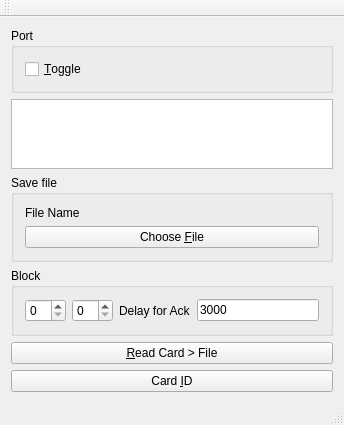
theme/rcard, file RcardClient/mainwindow.ui: the form before one commit.
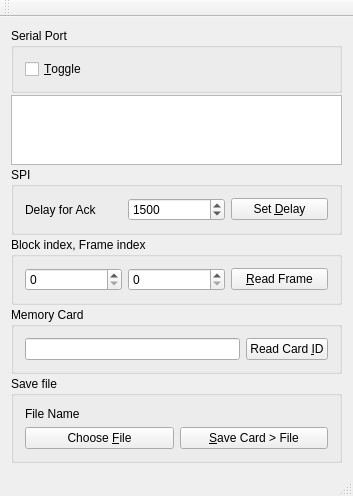
The form after the commit.

Commit message: add delay option to client.

Patch:
```diff
--- a/RcardClient/mainwindow.ui
+++ b/RcardClient/mainwindow.ui
@@ -6,70 +6,76 @@
    <rect>
     <x>0</x>
     <y>0</y>
-    <width>344</width>
-    <height>409</height>
+    <width>353</width>
+    <height>439</height>
    </rect>
   </property>
   <property name="windowTitle">
    <string>RcardClient</string>
   </property>
   <widget class="QWidget" name="centralWidget">
-   <layout class="QVBoxLayout" name="verticalLayout">
-    <item>
-     <widget class="QGroupBox" name="gpPorts">
+   <layout class="QGridLayout" name="gridLayout_3">
+    <property name="verticalSpacing">
+     <number>2</number>
+    </property>
+    <item row="5" column="1">
+     <widget class="QGroupBox" name="groupBox">
       <property name="title">
-       <string>Port</string>
+       <string>Memory Card</string>
       </property>
-      <layout class="QHBoxLayout" name="horizontalLayout">
-       <item>
-        <widget class="QCheckBox" name="portToggle">
+      <layout class="QGridLayout" name="gridLayout_4">
+       <item row="0" column="1">
+        <widget class="QPushButton" name="idButton">
          <property name="text">
-          <string>&amp;Toggle</string>
+          <string>Read Card &amp;ID</string>
          </property>
         </widget>
        </item>
+       <item row="0" column="0">
+        <widget class="QLineEdit" name="lineEdit"/>
+       </item>
       </layout>
      </widget>
     </item>
-    <item>
+    <item row="1" column="1">
      <widget class="QPlainTextEdit" name="text"/>
     </item>
-    <item>
+    <item row="9" column="1">
      <widget class="QGroupBox" name="gpSaveFile">
       <property name="title">
        <string>Save file</string>
       </property>
-      <layout class="QVBoxLayout" name="verticalLayout_2">
-       <item>
-        <widget class="QLabel" name="fileName">
+      <layout class="QGridLayout" name="gridLayout_5">
+       <item row="2" column="1">
+        <widget class="QPushButton" name="saveCardButton">
          <property name="text">
-          <string>File Name</string>
+          <string>&amp;Save Card &gt; File</string>
          </property>
         </widget>
        </item>
-       <item>
+       <item row="2" column="0">
         <widget class="QPushButton" name="chooseFileBtn">
          <property name="text">
           <string>Choose &amp;File</string>
          </property>
         </widget>
        </item>
+       <item row="0" column="0" colspan="2">
+        <widget class="QLabel" name="fileName">
+         <property name="text">
+          <string>File Name</string>
+         </property>
+        </widget>
+       </item>
       </layout>
      </widget>
     </item>
-    <item>
-     <widget class="QGroupBox" name="groupBox">
+    <item row="3" column="1">
+     <widget class="QGroupBox" name="gpFrame">
       <property name="title">
-       <string>Block</string>
+       <string>Block index, Frame index</string>
       </property>
       <layout class="QGridLayout" name="gridLayout">
-       <item row="0" column="3">
-        <widget class="QLineEdit" name="ackDelay">
-         <property name="text">
-          <string>3000</string>
-         </property>
-        </widget>
-       </item>
        <item row="0" column="0">
         <widget class="QSpinBox" name="blockIndex"/>
        </item>
@@ -77,27 +83,65 @@
         <widget class="QSpinBox" name="frameIndex"/>
        </item>
        <item row="0" column="2">
+        <widget class="QPushButton" name="readFrameBtn">
+         <property name="text">
+          <string>&amp;Read Frame</string>
+         </property>
+        </widget>
+       </item>
+      </layout>
+     </widget>
+    </item>
+    <item row="2" column="1">
+     <widget class="QGroupBox" name="gpSPI">
+      <property name="title">
+       <string>SPI</string>
+      </property>
+      <layout class="QGridLayout" name="gridLayout_2">
+       <item row="0" column="2">
+        <widget class="QPushButton" name="setDelayBtn">
+         <property name="text">
+          <string>Set &amp;Delay</string>
+         </property>
+        </widget>
+       </item>
+       <item row="0" column="0">
         <widget class="QLabel" name="label">
          <property name="text">
           <string>Delay for Ack</string>
          </property>
         </widget>
        </item>
+       <item row="0" column="1">
+        <widget class="QSpinBox" name="delayValue">
+         <property name="minimum">
+          <number>500</number>
+         </property>
+         <property name="maximum">
+          <number>24000</number>
+         </property>
+         <property name="value">
+          <number>1500</number>
+         </property>
+        </widget>
+       </item>
       </layout>
      </widget>
     </item>
-    <item>
-     <widget class="QPushButton" name="readButton">
-      <property name="text">
-       <string>&amp;Read Card &gt; File</string>
+    <item row="0" column="1">
+     <widget class="QGroupBox" name="gpPorts">
+      <property name="title">
+       <string>Serial Port</string>
       </property>
-     </widget>
-    </item>
-    <item>
-     <widget class="QPushButton" name="idButton">
-      <property name="text">
-       <string>Card &amp;ID</string>
-      </property>
+      <layout class="QHBoxLayout" name="horizontalLayout">
+       <item>
+        <widget class="QCheckBox" name="portToggle">
+         <property name="text">
+          <string>&amp;Toggle</string>
+         </property>
+        </widget>
+       </item>
+      </layout>
      </widget>
     </item>
    </layout>
```
Left out of the diff: 2 changed lines with no effect on the pictures. The commit also changes 3 other files.
